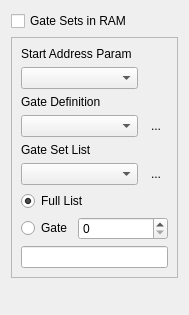
This is ui/GateSet.ui in MonroeQuantumNetworks/IonControl as Qt 5 draws it before an edit. The edited form follows.
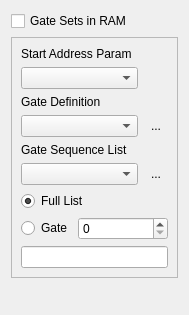
This is the edited form. Icons and pictures are not drawn.

Commit message: rename of field in GateSetUi

Diff of the .ui file:
```diff
--- a/ui/GateSet.ui
+++ b/ui/GateSet.ui
@@ -94,7 +94,7 @@
       <item row="4" column="1" colspan="3">
        <widget class="QLabel" name="label_2">
         <property name="text">
-         <string>Gate Set List</string>
+         <string>Gate Sequence List</string>
         </property>
        </widget>
       </item>
```
